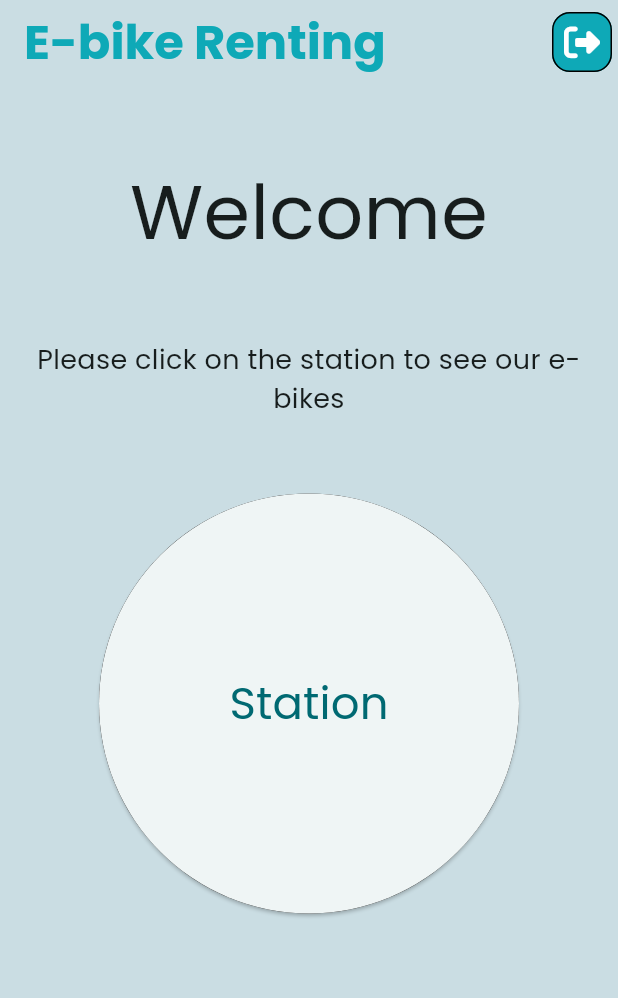
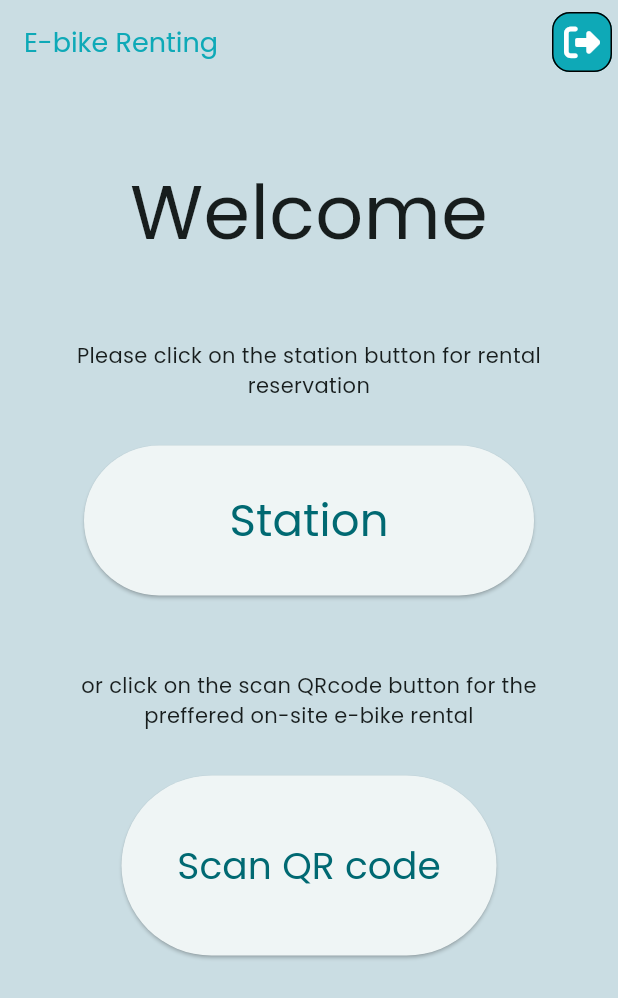
Before and after one commit to bassma734/rentingebike, a Flutter app: the screen it shows once a user with an empty profile is signed in, on a phone screen of 412 x 824 dp. Shown: the top 998 px of the screen. Run offline on Flutter 3.47's test engine with Material 3 defaults, Android fonts, the phone set to English and light mode, and no system bars; our stand-ins replace firebase_auth, firebase_core, font_awesome_flutter, google_sign_in; accounts and stored records are empty; generated files the repository leaves out were written again.

Commit message:
"update"

```diff
--- a/lib/main.dart
+++ b/lib/main.dart
@@ -39,9 +39,9 @@ class MyApp extends StatelessWidget {
                 backgroundColor: background,
                 titleTextStyle: const TextStyle(
                   color: primary,
-                  fontSize: 32,
+                  fontSize: 18,
                   fontFamily: 'Poppins',
-                  fontWeight: FontWeight.w600,
+                  fontWeight: FontWeight.w100,
                 ),
               ),
         ),
--- a/lib/pages/main_page.dart
+++ b/lib/pages/main_page.dart
@@ -2,6 +2,7 @@ import 'package:renting_app/pages/ebike_list_page.dart';
 import 'package:flutter/material.dart';
 
 import 'package:font_awesome_flutter/font_awesome_flutter.dart';
+import 'package:renting_app/pages/scan_qr_code_page.dart';
 
 import '../core/dialogs.dart';
 import '../services/auth_service.dart';
@@ -44,18 +45,40 @@ class _MainPageState extends State<MainPage> {
                 style: TextStyle(fontSize: 50, fontWeight: FontWeight.w500),textAlign: TextAlign.center,),
             const SizedBox(height: 50),
             const Text(
-              "Please click on the station to see our e-bikes",
-              style: TextStyle(fontSize: 18),
+              "Please click on the station button for rental reservation",
+              style: TextStyle(fontSize: 14),
               textAlign: TextAlign.center,
             ),
-            const SizedBox(height: 50),
+            const SizedBox(height:30),
             // Add your station widget here
             // For example:
             CustomButton(
               label: "Station",
               onPressed: () => goToEbikeListPage(context),
               ),
-            const Spacer()
+            const SizedBox(height:50),
+            const Text(
+              "or click on the scan QRcode button for the preffered on-site e-bike rental ",
+              style: TextStyle(fontSize: 14),
+              textAlign: TextAlign.center,
+            ),
+            const SizedBox(height:30),
+            SizedBox(
+              height: 120,
+              width:250,
+              child: ElevatedButton(
+                onPressed: () {
+                 Navigator.push(
+                   context,
+                   MaterialPageRoute(builder: (context) => const ScanQRCodePage()),
+                  );
+                },
+                child: const Text("Scan QR code" , style: TextStyle(fontSize: 25),),
+              ),
+            ),
+
+            const Spacer(),
+
           ],
         ),
       ),
@@ -83,13 +106,9 @@ class CustomButton extends StatelessWidget {
 
   Widget build(BuildContext context) {
   return SizedBox(
-    width: 280, // adjust the size as needed
-    height: 280, // adjust the size as needed
-    child: DecoratedBox(
-      decoration: BoxDecoration(
-        shape: BoxShape.circle,
-        border: Border.all(color: Colors.black, width: 60), // adjust the border color and width as needed
-      ),
+    width: 300, // adjust the size as needed
+    height: 100, // adjust the size as needed
+
       child: ElevatedButton(
         onPressed: onPressed,
         child: Text(
@@ -98,7 +117,6 @@ class CustomButton extends StatelessWidget {
         ),
 
       ),
-    ),
   );
 }
 
--- a/pubspec.yaml
+++ b/pubspec.yaml
@@ -30,6 +30,11 @@ environment:
 dependencies:
   flutter:
     sdk: flutter
+  qr_flutter: ^4.1.0
+  timer_builder: ^2.0.0
+
+
+
 
 
   # The following adds the Cupertino Icons font to your application.
@@ -42,6 +47,7 @@ dependencies:
   firebase_core: ^2.24.2
   firebase_auth: ^4.17.5
   google_sign_in: ^6.2.1
+
 
 dev_dependencies:
   flutter_test:
```
Also changed, not shown: lib/pages/ebike_list_page.dart (+38 -28 lines), lib/pages/ebike_model.dart (added, +14 -0 lines), lib/pages/reservation_form_page.dart (added, +114 -0 lines), lib/pages/scan_qr_code_page.dart (added, +18 -0 lines), pubspec.lock, 1 other file.
